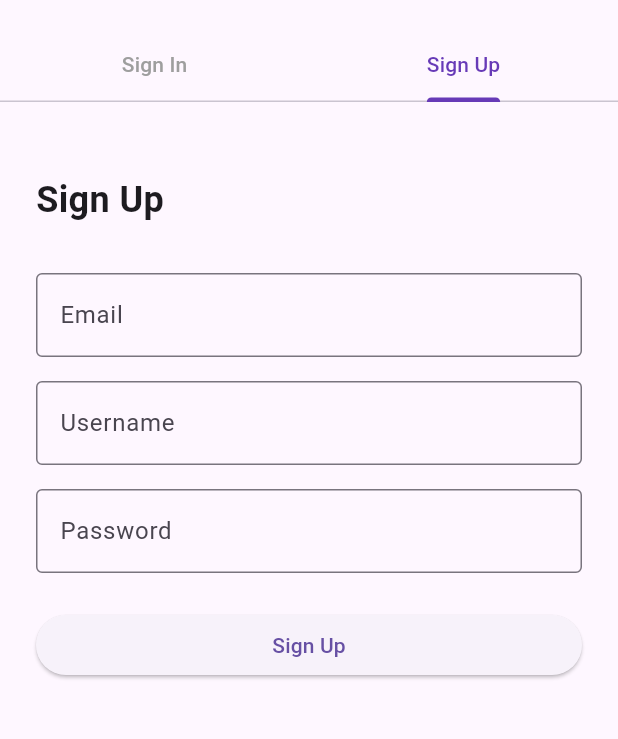
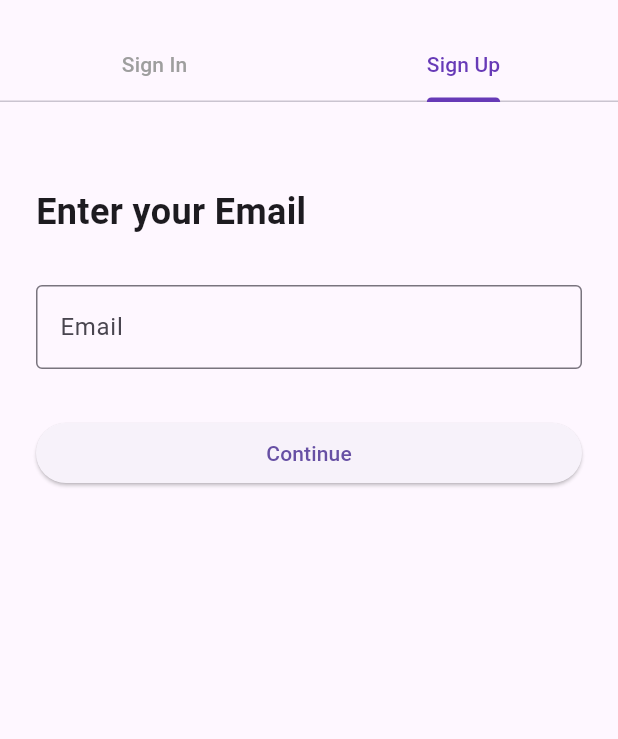
Before and after one commit to alvn84/memoRe, a Flutter app: the screen it shows after launch, tab 2 chosen, on a phone screen of 412 x 824 dp, the part 180-919 px from its top. Run offline on Flutter 3.47's test engine with Material 3 defaults, Android fonts, the light colour scheme and no system bars; our stand-ins replace smooth_page_indicator, table_calendar.

Commit message:
로그인 수정

```diff
--- a/lib/presentation/screen/login/login_screen.dart
+++ b/lib/presentation/screen/login/login_screen.dart
@@ -1,6 +1,6 @@
 import 'package:flutter/material.dart';
 import 'sign_in.dart';
-import 'sign_up.dart';
+import 'sign_up/sign_up.dart';
 
 class LoginScreen extends StatefulWidget {
   const LoginScreen({super.key});
@@ -51,7 +51,7 @@ class _LoginScreenState extends State<LoginScreen>
               controller: _tabController,
               children: [
                 const SignIn(),
-                SignUp(tabController: _tabController),
+                SignUpScreen(tabController: _tabController),
               ],
             ),
           ),
--- a/lib/presentation/screen/login/sign_in.dart
+++ b/lib/presentation/screen/login/sign_in.dart
@@ -23,6 +23,7 @@ class SignIn extends StatelessWidget {
             ),
             const SizedBox(height: 32),
             const TextField(
+              autofocus: true,
               decoration: InputDecoration(
                 labelText: 'Email',
                 border: OutlineInputBorder(),
--- a/lib/presentation/screen/login/sign_up.dart
+++ /dev/null
@@ -1,76 +0,0 @@
-import 'package:flutter/material.dart';
-
-class SignUp extends StatelessWidget {
-  final TabController tabController; // ← 외부에서 받는 컨트롤러
-
-  const SignUp({super.key, required this.tabController});
-
-  @override
-  Widget build(BuildContext context) {
-    return Padding(
-      padding: const EdgeInsets.symmetric(horizontal: 24.0),
-      child: SingleChildScrollView(
-        child: Column(
-          crossAxisAlignment: CrossAxisAlignment.start,
-          children: [
-            const SizedBox(height: 48),
-            const Text(
-              'Sign Up',
-              style: TextStyle(
-                fontSize: 24,
-                fontWeight: FontWeight.bold,
-              ),
-            ),
-            const SizedBox(height: 32),
-            const TextField(
-              decoration: InputDecoration(
-                labelText: 'Email',
-                border: OutlineInputBorder(),
-              ),
-            ),
-            const SizedBox(height: 16),
-            const TextField(
-              decoration: InputDecoration(
-                labelText: 'Username',
-                border: OutlineInputBorder(),
-              ),
-            ),
-            const SizedBox(height: 16),
-            const TextField(
-              obscureText: true,
-              decoration: InputDecoration(
-                labelText: 'Password',
-                border: OutlineInputBorder(),
-              ),
-            ),
-            const SizedBox(height: 24),
-            SizedBox(
-              width: double.infinity,
-              child: ElevatedButton(
-                onPressed: () {
-                  showDialog(
-                    context: context,
-                    builder: (context) => AlertDialog(
-                      title: const Text('회원가입 완료'),
-                      content: const Text('회원가입이 성공적으로 완료되었습니다.'),
-                      actions: [
-                        TextButton(
-                          onPressed: () {
-                            Navigator.of(context).pop(); // 알림창 닫기
-                            tabController.animateTo(0);  // Sign In 탭으로 이동
-                          },
-                          child: const Text('확인'),
-                        ),
-                      ],
-                    ),
-                  );
-                },
-                child: const Text('Sign Up'),
-              ),
-            ),
-          ],
-        ),
-      ),
-    );
-  }
-}
--- /dev/null
+++ b/lib/presentation/screen/login/sign_up/sign_up.dart
@@ -0,0 +1,83 @@
+import 'package:flutter/material.dart';
+import 'sign_up_email.dart';
+import 'sign_up_password.dart';
+import 'sign_up_profile.dart';
+
+class SignUpScreen extends StatefulWidget {
+  final TabController tabController; // ✅ TabController를 외부에서 받는다!
+
+  const SignUpScreen({super.key, required this.tabController});
+
+  @override
+  State<SignUpScreen> createState() => _SignUpScreenState();
+}
+
+class _SignUpScreenState extends State<SignUpScreen> {
+  final PageController _pageController = PageController();
+  int _currentPage = 0;
+
+  void _goToNextPage() {
+    if (_currentPage < 2) {
+      _pageController.nextPage(duration: const Duration(milliseconds: 300), curve: Curves.easeInOut);
+    }
+  }
+
+  void _goToPreviousPage() {
+    if (_currentPage > 0) {
+      _pageController.previousPage(duration: const Duration(milliseconds: 300), curve: Curves.easeInOut);
+    }
+  }
+
+  @override
+  void initState() {
+    super.initState();
+    _pageController.addListener(() {
+      final page = _pageController.page?.round() ?? 0;
+      if (_currentPage != page) {
+        setState(() {
+          _currentPage = page;
+        });
+      }
+    });
+  }
+
+  @override
+  void dispose() {
+    _pageController.dispose();
+    super.dispose();
+  }
+
+  @override
+  Widget build(BuildContext context) {
+    return Scaffold(
+      body: Column(
+        children: [
+          const SizedBox(height: 24),
+          Row(
+            children: [
+              if (_currentPage > 0) // 첫 번째 페이지(email)에서는 안 보이게
+                IconButton(
+                  icon: const Icon(Icons.arrow_back),
+                  onPressed: _goToPreviousPage,
+                ),
+            ],
+          ),
+          Expanded(
+            child: PageView(
+              controller: _pageController,
+              physics: const NeverScrollableScrollPhysics(), // 손가락 스와이프 막기
+              children: [
+                SignUpEmail(onNext: _goToNextPage),
+                SignUpPassword(onNext: _goToNextPage),
+                SignUpProfile(onComplete: () {
+                  // ✅ 여기서 로그인 탭으로 이동
+                  widget.tabController.animateTo(0);
+                }),
+              ],
+            ),
+          ),
+        ],
+      ),
+    );
+  }
+}
--- /dev/null
+++ b/lib/presentation/screen/login/sign_up/sign_up_email.dart
@@ -0,0 +1,51 @@
+import 'package:flutter/material.dart';
+
+class SignUpEmail extends StatelessWidget {
+  final VoidCallback onNext;
+
+  const SignUpEmail({super.key, required this.onNext});
+
+  @override
+  Widget build(BuildContext context) {
+    final TextEditingController _emailController = TextEditingController();
+
+    return Padding(
+      padding: const EdgeInsets.symmetric(horizontal: 24.0, vertical: 32.0),
+      child: Column(
+        crossAxisAlignment: CrossAxisAlignment.start,
+        children: [
+          const Text(
+            'Enter your Email',
+            style: TextStyle(fontSize: 24, fontWeight: FontWeight.bold),
+          ),
+          const SizedBox(height: 32),
+          TextField(
+            controller: _emailController,
+            keyboardType: TextInputType.emailAddress,
+            decoration: const InputDecoration(
+              labelText: 'Email',
+              border: OutlineInputBorder(),
+            ),
+          ),
+          const SizedBox(height: 32),
+          SizedBox(
+            width: double.infinity,
+            child: ElevatedButton(
+              onPressed: () {
+                // 나중에 이메일 검증 추가 가능
+                if (_emailController.text.isNotEmpty) {
+                  onNext(); // 다음 화면으로 이동
+                } else {
+                  ScaffoldMessenger.of(context).showSnackBar(
+                    const SnackBar(content: Text('Please enter your email')),
+                  );
+                }
+              },
+              child: const Text('Continue'),
+            ),
+          ),
+        ],
+      ),
+    );
+  }
+}
```
Also changed, not shown: lib/presentation/screen/login/sign_up/sign_up_password.dart (added, +66 -0 lines), lib/presentation/screen/login/sign_up/sign_up_profile.dart (added, +129 -0 lines).
